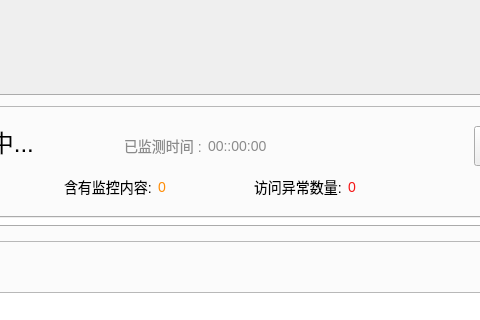
Before: the Qt Designer form modules/gui/ui_main_window.ui in beikejinmiao/HawkSec, drawn with Qt 5; both pictures show x 318 to 798 and y 0 to 320 of the 1035 by 777 pixel window.
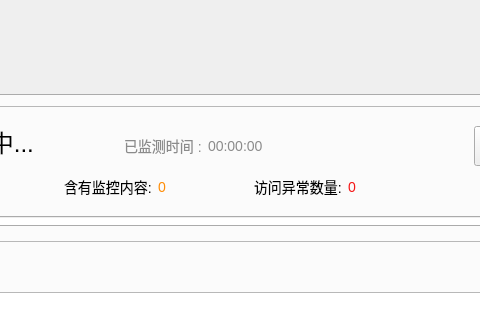
After: the same form once the commit is applied. The open tabs and pages were chosen to show the change.

Patch:
```diff
--- a/modules/gui/ui_main_window.ui
+++ b/modules/gui/ui_main_window.ui
@@ -597,7 +597,7 @@
            <string notr="true">font-size: 14px;color: #8B8B8B;</string>
           </property>
           <property name="text">
-           <string>00::00:00</string>
+           <string>00:00:00</string>
           </property>
          </widget>
         </item>
```
